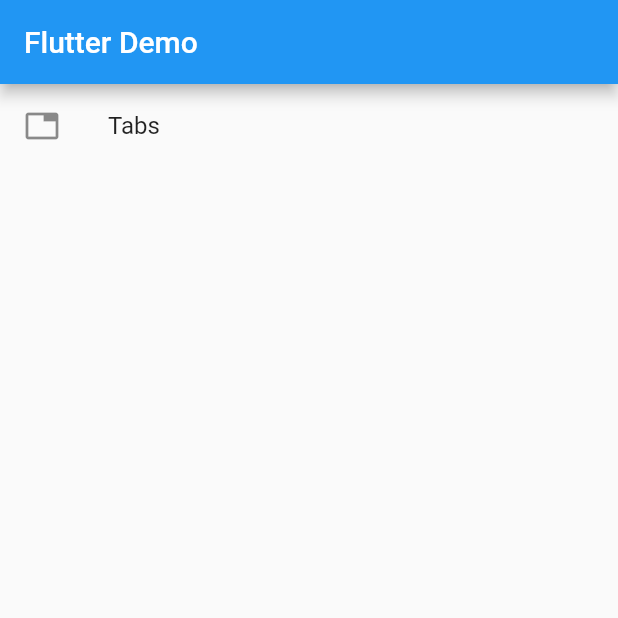
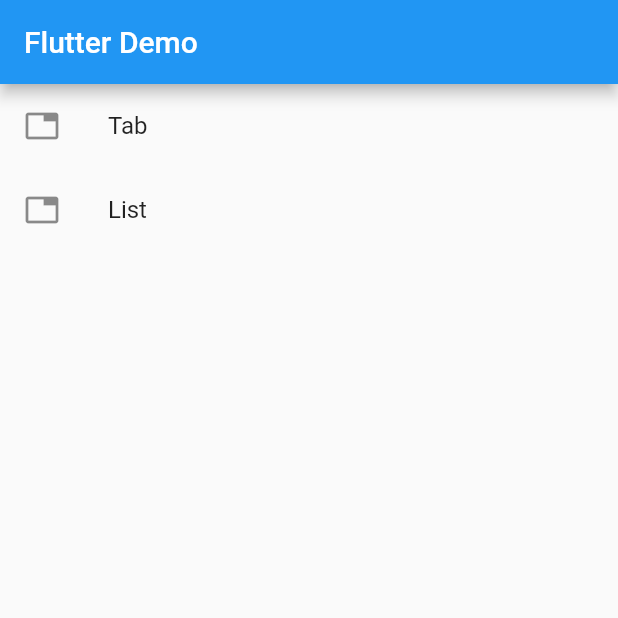
Before and after one commit to cairuoyu/flutter_demo, a Flutter app: the screen it shows after launch, on a phone screen of 412 x 824 dp, the top half of it. Run offline on Flutter 3.47's test engine with Material 2 defaults, Android fonts, the phone set to English and light mode, and no system bars; our stand-ins replace get.

Commit message:
增加list

```diff
--- a/lib/pages/home/home_main.dart
+++ b/lib/pages/home/home_main.dart
@@ -9,7 +9,8 @@ class HomeMain extends StatefulWidget {
 
 class _HomeMainState extends State<HomeMain> {
   List<Demo> list = <Demo>[
-    Demo(id: 'tabs', name: 'Tabs', routeName: '/tab', icon: Icon(Icons.tab)),
+    Demo(id: 'tab', name: 'Tab', routeName: '/tab', icon: Icon(Icons.tab)),
+    Demo(id: 'list', name: 'List', routeName: '/list', icon: Icon(Icons.tab)),
     // Demo(id: 'buttons', name: 'Buttons', widget: Center(child: Text('开发中')), icon: Icon(Icons.smart_button)),
   ];
 
--- a/lib/routes/routes.dart
+++ b/lib/routes/routes.dart
@@ -1,5 +1,7 @@
 import 'package:flutter_demo/model/demoItem.dart';
 import 'package:flutter_demo/pages/demo/demo_browser.dart';
+import 'package:flutter_demo/pages/demo/list/list_drag_drop.dart';
+import 'package:flutter_demo/pages/demo/list/list_simple.dart';
 import 'package:flutter_demo/pages/demo/tab/tab_dynamic.dart';
 import 'package:flutter_demo/pages/demo/tab/tab_keep_alive.dart';
 import 'package:flutter_demo/pages/demo/tab/tab_simple.dart';
@@ -41,6 +43,24 @@ class Routes {
             ],
           ),
         ),
+        GetPage(
+          name: '/list',
+          page: () => DemoBrowser(
+            title: 'Demo-List',
+            demoItems: [
+              DemoItem(
+                name: 'Simple',
+                widget: ListSimple(),
+                codePath: 'lib/pages/demo/list/list_simple.dart',
+              ),
+              DemoItem(
+                name: 'DragDrop',
+                widget: ListDragDrop(),
+                codePath: 'lib/pages/demo/list/list_drag_drop.dart',
+              ),
+            ],
+          ),
+        ),
       ],
     ),
   ];
--- a/pubspec.yaml
+++ b/pubspec.yaml
@@ -16,3 +16,4 @@ flutter:
   uses-material-design: true
   assets:
     - lib/pages/demo/tab/
+    - lib/pages/demo/list/
```
Also changed, not shown: lib/pages/demo/list/list_drag_drop.dart (added, +35 -0 lines), lib/pages/demo/list/list_simple.dart (added, +22 -0 lines).
